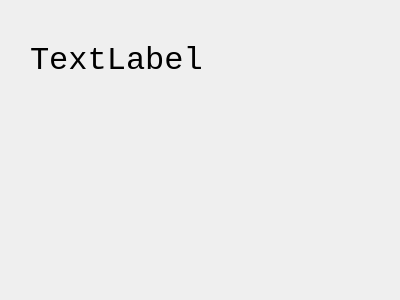
Old version of the form DemoForm.ui in the repository doseui/python230724.
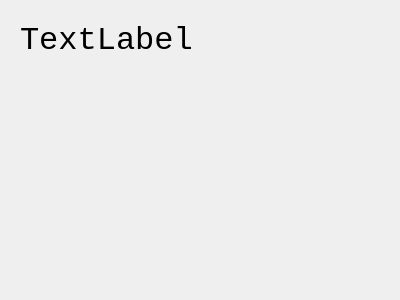
New version of the form.

Commit message: GUI 당근 크롤링 결과 업로드

Patch:
```diff
--- a/DemoForm.ui
+++ b/DemoForm.ui
@@ -16,10 +16,10 @@
   <widget class="QLabel" name="label">
    <property name="geometry">
     <rect>
-     <x>30</x>
+     <x>20</x>
      <y>20</y>
-     <width>341</width>
-     <height>81</height>
+     <width>331</width>
+     <height>41</height>
     </rect>
    </property>
    <property name="font">
```
The commit also changes 7 other files.
